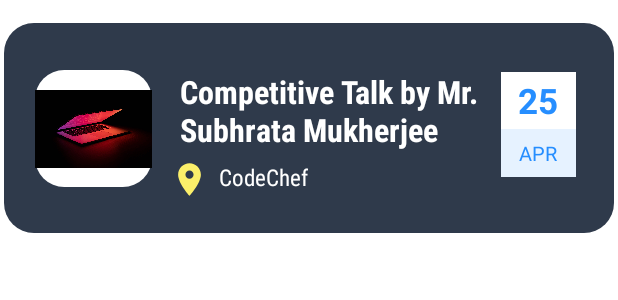
After one commit to gargVader/Code-Cache, an Android app: the layout past_event_item.xml on its own in the app's theme, with its tools: preview values and no code run, on a phone screen of 412 x 824 dp. The commit adds this screen. Shown: the top 300 px of the screen. Run offline under Robolectric (Android 15) with nearby library versions, the phone set to English and light mode, and no system bars.

Commit message:
Updated past event Recycler View

```diff
--- a/app/src/main/java/com/example/codechefeventsapp/adapters/EventAdapter.java
+++ b/app/src/main/java/com/example/codechefeventsapp/adapters/EventAdapter.java
@@ -74,8 +74,8 @@ public class EventAdapter extends PagerAdapter {
         Event event = eventList.get(position);
         eventImage.setImageResource(event.getEventImage());
         eventTitle.setText(event.getEventTitle());
-        eventDay.setText("25");
-        eventMonth.setText("Mar");
+        eventDay.setText(event.getEventDate());
+        eventMonth.setText(event.getEventMonth());
     }
 
     @Override
--- /dev/null
+++ b/app/src/main/res/layout/past_event_item.xml
@@ -0,0 +1,119 @@
+<?xml version="1.0" encoding="utf-8"?>
+<RelativeLayout xmlns:android="http://schemas.android.com/apk/res/android"
+    android:layout_width="match_parent"
+    android:layout_height="wrap_content"
+    xmlns:app="http://schemas.android.com/apk/res-auto">
+    <RelativeLayout
+        android:layout_width="match_parent"
+        android:layout_height="155dp">
+        <androidx.cardview.widget.CardView
+            android:layout_marginHorizontal="@dimen/_2sdp"
+            android:layout_width="match_parent"
+            android:layout_height="match_parent"
+            android:layout_marginTop="15dp"
+            app:cardCornerRadius="20dp"
+            app:cardBackgroundColor="#2F3A4B">
+            <androidx.cardview.widget.CardView
+                android:layout_width="@dimen/_60sdp"
+                android:layout_height="@dimen/_60sdp"
+                android:layout_marginTop="@dimen/_24sdp"
+                android:layout_marginStart="@dimen/_16sdp"
+                app:cardCornerRadius="@dimen/_15sdp">
+                <ImageView
+                    android:layout_width="wrap_content"
+                    android:layout_height="match_parent"
+                    android:id="@+id/pastEventImage"
+                    android:src="@drawable/laptop"></ImageView>
+            </androidx.cardview.widget.CardView>
+            <TextView
+                android:layout_width="wrap_content"
+                android:layout_height="wrap_content"
+                android:id="@+id/pastEventName"
+                android:layout_marginStart="@dimen/_90sdp"
+                android:layout_marginTop="@dimen/_24sdp"
+                android:layout_marginEnd="@dimen/_65sdp"
+                android:textColor="#FFFFFF"
+                android:textSize="21sp"
+                android:textStyle="bold"
+                android:fontFamily="sans-serif-condensed"
+                android:text="Competitive Talk by Mr. Subhrata Mukherjee"></TextView>
+            <ImageView
+                android:layout_width="@dimen/_20sdp"
+                android:layout_height="@dimen/_20sdp"
+                android:id="@+id/locationIcon"
+                app:tint="#FBEF6A"
+                android:layout_marginStart="@dimen/_85sdp"
+                android:layout_marginTop="@dimen/_70sdp"
+                android:src="@drawable/ic_baseline_location_on_24"/>
+            <TextView
+                android:layout_width="wrap_content"
+                android:layout_height="wrap_content"
+                android:id="@+id/pastEventLocation"
+                android:layout_marginStart="@dimen/_110sdp"
+                android:layout_marginTop="@dimen/_71sdp"
+                android:layout_marginEnd="@dimen/_65sdp"
+                android:text="CodeChef"
+                android:fontFamily="sans-serif-condensed"
+                android:textSize="@dimen/_12sdp"
+                android:textColor="@color/white"
+                ></TextView>
+            <androidx.cardview.widget.CardView
+                android:layout_width="wrap_content"
+                android:layout_height="wrap_content"
+                android:layout_marginTop="@dimen/_25sdp"
+                android:layout_marginStart="@dimen/_255sdp"
+                app:cardCornerRadius="@dimen/_15sdp">
+
+                <LinearLayout
+                    android:layout_width="50dp"
+                    android:layout_height="70dp"
+                    android:layout_gravity="bottom"
+                    android:background="@color/white"
+                    android:orientation="vertical"
+                    android:weightSum="10">
+
+                    <LinearLayout
+                        android:layout_width="match_parent"
+                        android:layout_height="0dp"
+                        android:layout_weight="7.5"
+                        android:gravity="center"
+                        android:orientation="vertical">
+
+                        <TextView
+
+                            android:id="@+id/eventDay"
+                            android:layout_width="match_parent"
+                            android:layout_height="wrap_content"
+                            android:text="25"
+                            android:textAlignment="center"
+                            android:textColor="@color/textBlue"
+                            android:textSize="23sp"
+                            android:textStyle="bold">
+
+                        </TextView>
+                    </LinearLayout>
+
+                    <LinearLayout
+                        android:layout_width="match_parent"
+                        android:layout_height="wrap_content"
+                        android:layout_weight="2.5"
+                        android:background="@color/lightBlue"
+                        android:gravity="center"
+                        android:orientation="vertical">
+
+                        <TextView
+                            android:id="@+id/eventMonth"
+                            android:layout_width="match_parent"
+                            android:layout_height="wrap_content"
+                            android:text="APR"
+                            android:textAlignment="center"
+                            android:textColor="@color/textBlue"
+                            android:textSize="13sp"></TextView>
+
+                    </LinearLayout>
+                </LinearLayout>
+            </androidx.cardview.widget.CardView>
+
+        </androidx.cardview.widget.CardView>
+    </RelativeLayout>
+</RelativeLayout>
```
Also changed, not shown: app/src/main/java/com/example/codechefeventsapp/adapters/pastEventAdapter.java (added, +64 -0 lines), app/src/main/java/com/example/codechefeventsapp/fragments/HomeFragment.java (+71 -14 lines), app/src/main/res/layout/fragment_home.xml (+13 -2 lines).
